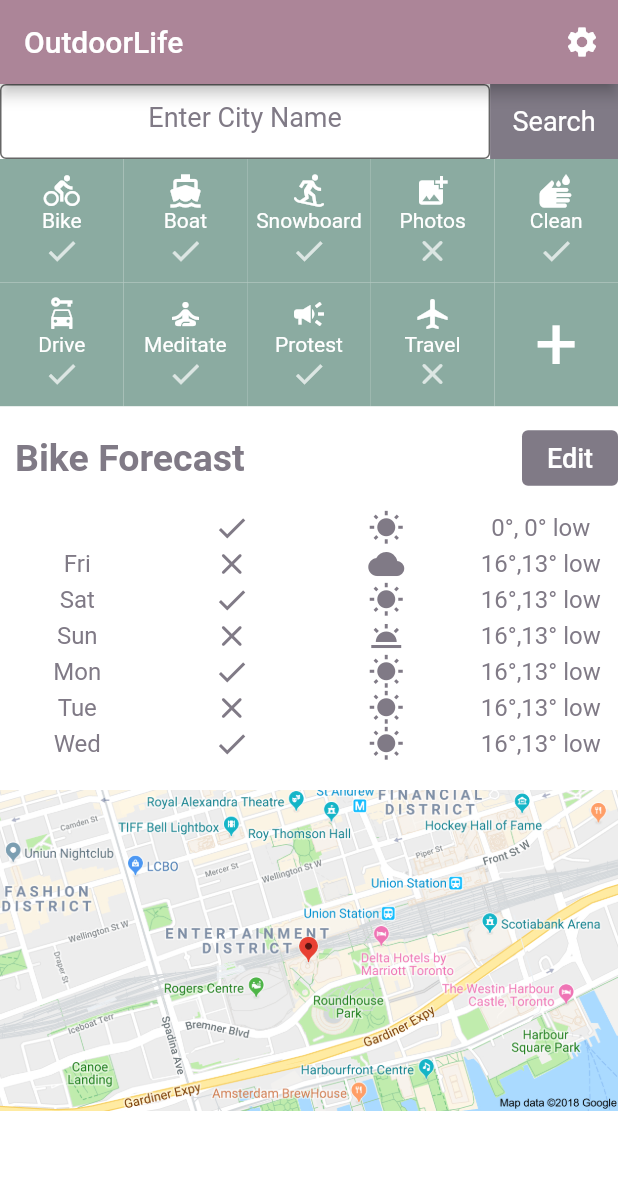
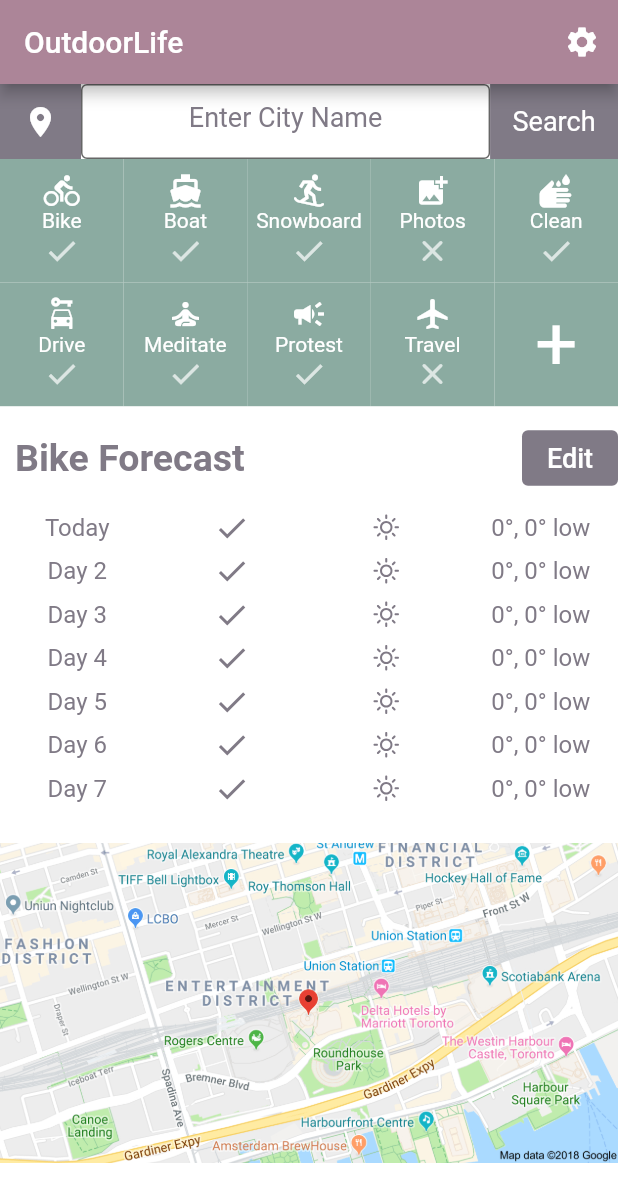
Before and after one commit to Bilaterian/OutdoorLife-App, a Flutter app: the screen it shows after launch, after a tap on "Search", on a phone screen of 412 x 824 dp. Shown: the top 1202 px of the screen. Run offline on Flutter 3.47's test engine with Material 2 defaults, Android fonts, the phone set to English and light mode, and no system bars; our stand-ins replace geolocator, weather_icons; network calls fail.

Commit message:
forecast and location complete

```diff
--- a/activityforecast/lib/components/weather_icons.dart
+++ b/activityforecast/lib/components/weather_icons.dart
@@ -4,9 +4,9 @@ import 'package:weather_icons/weather_icons.dart';
 
 const Map weatherIcons = {
   'sunny': WeatherIcons.day_sunny,
-  'night': WeatherIcons.moon_alt_waning_crescent_4,
+  'fog': WeatherIcons.fog,
   'cloudy': WeatherIcons.cloudy,
-  'windy': WeatherIcons.strong_wind,
+  'drizzle': WeatherIcons.raindrops,
   'rainy': WeatherIcons.showers,
   'thunderstorm': WeatherIcons.thunderstorm,
   'snowy': WeatherIcons.snow
--- a/activityforecast/lib/pages/SettingsPage.dart
+++ b/activityforecast/lib/pages/SettingsPage.dart
@@ -52,14 +52,9 @@ class _SettingsPageState extends State<SettingsPage> {
           actions: [
             IconButton(
               icon: Icon(Icons.home, color: widget.appBarContentsColor),
-              onPressed: () => Navigator.of(context)
-                  .push(MaterialPageRoute(builder: (context) => HomePage())),
+              onPressed: () => Navigator.pop(context, false),
             )
           ],
-          // leading: IconButton(
-          //   icon: const Icon(Icons.home, color: Color(0xff031342)),
-          //   onPressed: () => Navigator.pop(context, false),
-          // ),
           title: Text('Settings', style: TextStyle(color: widget.appBarContentsColor)),
         ),
         body: Column(
--- a/activityforecast/lib/pages/manage_activities.dart
+++ b/activityforecast/lib/pages/manage_activities.dart
@@ -104,8 +104,9 @@ class _MainActivitiesPageState extends State<MainActivitiesPage> {
                 actions: [
                   IconButton(
                       onPressed: () {
-                        Navigator.of(context).push(MaterialPageRoute(
-                            builder: (context) => HomePage()));
+                        //Navigator.of(context).push(MaterialPageRoute(
+                        //    builder: (context) => HomePage()));
+                        Navigator.pop(context, false);
                       },
                       icon: Icon(Icons.home, color: widget.appBarIconColor))
                 ],
--- a/activityforecast/lib/services/network.dart
+++ b/activityforecast/lib/services/network.dart
@@ -1,5 +1,6 @@
 import 'package:http/http.dart' as http;
 import 'dart:convert';
+import 'dart:developer';
 
 class NetworkHelper {
   NetworkHelper(this.url);
@@ -9,8 +10,13 @@ class NetworkHelper {
   Future getData() async {
     http.Response response = await http.get(Uri.parse(url));
 
+    log("API Request Sent");
+
     if (response.statusCode == 200) {
       String data = response.body;
+
+      //log("JSON received");
+      //log(data);
 
       return jsonDecode(data);
     } else {
--- a/activityforecast/lib/services/weather.dart
+++ b/activityforecast/lib/services/weather.dart
@@ -1,16 +1,36 @@
 import 'package:activityforecast/services/location.dart';
 import 'package:activityforecast/services/network.dart';
 
-const apiKey = 'fc6a05cad5b2a95ef99622d54d0f2828';
-const openWeatherMapURL = 'https://api.openweathermap.org/data/2.5/weather'; //'https://api.openweathermap.org/data/2.5/onecall'; //'https://api.openweathermap.org/data/2.5/weather';
+const apiKey = '82e8ee4abaa379a0287b7798ae32c0ed'; //'fc6a05cad5b2a95ef99622d54d0f2828';
+const openWeatherMapLocURL = 'https://api.openweathermap.org/data/2.5/weather';
+const openWeatherMapURL = 'https://api.openweathermap.org/data/2.5/onecall';
+
+
+// &exclude={current,minutely,hourly}
 
 class WeatherModel {
   Future<dynamic> getCityWeather(String cityName) async {
+
+    // get lat/long from city name
     NetworkHelper networkHelper = NetworkHelper(
-        '$openWeatherMapURL?q=$cityName&appid=$apiKey&units=metric');
+        '$openWeatherMapLocURL?q=$cityName&appid=$apiKey&units=metric');
 
-    var weatherData = await networkHelper.getData();
-    return weatherData;
+    var locData = await networkHelper.getData();
+
+    if (locData != null) {
+      double lon = locData['coord']['lon'];
+      double lat = locData['coord']['lat'];
+
+      // get weather
+      NetworkHelper networkHelper2 = NetworkHelper(
+          '$openWeatherMapURL?lat=${lat}&lon=${lon}&exclude=current,minutely,hourly&appid=$apiKey&units=metric');
+
+      var weatherData = await networkHelper2.getData();
+
+      return weatherData;
+    } else {
+      return null;
+    }
   }
 
   Future<dynamic> getLocationWeather() async {
@@ -18,7 +38,7 @@ class WeatherModel {
     await location.getCurrentLocation();
 
     NetworkHelper networkHelper = NetworkHelper(
-        '$openWeatherMapURL?lat=${location.latitude}&lon=${location.longitude}&appid=$apiKey&units=metric');
+        '$openWeatherMapURL?lat=${location.latitude}&lon=${location.longitude}&exclude={current,minutely,hourly}&appid=$apiKey&units=metric');
 
     var weatherData = await networkHelper.getData();
     return weatherData;
@@ -27,7 +47,7 @@ class WeatherModel {
   Future<dynamic> getWeather(Location location) async {
 
     NetworkHelper networkHelper = NetworkHelper(
-        '$openWeatherMapURL?lat=${location.latitude}&lon=${location.longitude}&appid=$apiKey&units=metric');
+        '$openWeatherMapURL?lat=${location.latitude}&lon=${location.longitude}&exclude={current,minutely,hourly}&appid=$apiKey&units=metric');
 
     var weatherData = await networkHelper.getData();
     return weatherData;
@@ -35,23 +55,19 @@ class WeatherModel {
 
   String getWeatherIcon(int condition) {
     if (condition < 300) {
-      return 'thunder';
+      return 'thunderstorm';
     } else if (condition < 400) {
       return 'drizzle';
-    } else if (condition == 500) {
-      return 'rain';
     } else if (condition < 600) {
-      return 'heavy_rain';
+      return 'rainy';
     } else if (condition < 700) {
-      return 'snow';
+      return 'snowy';
     } else if (condition < 800) {
       return 'fog';
     } else if (condition == 800) {
-      return 'sun';
-    } else if (condition <= 804) {
-      return 'cloud';
+      return 'sunny';
     } else {
-      return 'thermometer';
+      return 'cloudy';
     }
   }
 }
--- a/activityforecast/lib/view/pages/create_new_activity_page.dart
+++ b/activityforecast/lib/view/pages/create_new_activity_page.dart
@@ -91,8 +91,11 @@ class _CreateNewActivityPageState extends State<CreateNewActivityPage> {
           actions: [
             IconButton(
               onPressed: () {
-                Navigator.of(context)
-                    .push(MaterialPageRoute(builder: (context) => HomePage()));
+                //Navigator.of(context)
+                //    .push(MaterialPageRoute(builder: (context) => HomePage()));
+
+                //Navigator.pop(context, false);
+                Navigator.of(context).popUntil((route) => route.isFirst);
               },
               icon: Icon(Icons.home, color: widget.appBarTextColor),
             ),
--- a/activityforecast/lib/view/pages/edit_activity_page.dart
+++ b/activityforecast/lib/view/pages/edit_activity_page.dart
@@ -95,8 +95,9 @@ class _EditActivityPageState extends State<EditActivityPage> {
           actions: [
             IconButton(
               onPressed: () {
-                Navigator.of(context)
-                    .push(MaterialPageRoute(builder: (context) => HomePage()));
+                //Navigator.of(context)
+                //    .push(MaterialPageRoute(builder: (context) => HomePage()));
+                Navigator.pop(context, false);
               },
               icon: Icon(Icons.home, color: widget.appBarTextColor),
             ),
--- a/activityforecast/lib/view/pages/home_page.dart
+++ b/activityforecast/lib/view/pages/home_page.dart
@@ -8,6 +8,7 @@ import 'package:activityforecast/view/pages/edit_activity_page.dart';
 
 import 'package:provider/provider.dart';
 
+import '../../components/weather_icons.dart';
 import '../../models/theme.dart';
 import '../../models/theme_provider.dart';
 import 'package:geolocator/geolocator.dart';
@@ -47,15 +48,21 @@ class _HomePageState extends State<HomePage> {
 
 
   // weather info
+  final int daysDisplaying = 7;
   //late Location location;
   WeatherModel weather = WeatherModel();
-  DateTime date = DateTime.now();
+  List<DateTime> dates = [
+                          DateTime.now(), DateTime.now().add(Duration(days: 1)), DateTime.now().add(Duration(days: 2)), DateTime.now().add(Duration(days: 3)),
+                          DateTime.now().add(Duration(days: 4)), DateTime.now().add(Duration(days: 5)), DateTime.now().add(Duration(days: 6))
+                         ];
+  List<String> dayNames = ['Today', 'Day 2', 'Day 3', 'Day 4', 'Day 5', 'Day 6', 'Day 7'];
 
-  late int temperature;
-  late int temperatureMin;
-  late int temperatureMax;
-  late String weatherIcon;
-  late String cityName;
+  List<int> temperatures = [0, 0, 0, 0, 0, 0, 0];
+  List<int> temperaturesMin = [0, 0, 0, 0, 0, 0, 0];
+  List<int> temperaturesMax = [0, 0, 0, 0, 0, 0, 0];
+
+  List<String> weatherIconsName = ['sunny', 'sunny', 'sunny', 'sunny', 'sunny', 'sunny', 'sunny'];
+  //late String cityName;
   late String dayName = '';
   late String weatherCondition;
 
@@ -75,42 +82,58 @@ class _HomePageState extends State<HomePage> {
   void initState() {
     super.initState();
 
-    updateUI(widget.locationWeather);
+    getUserLocation();
+
+    //updateUI(widget.locationWeather);
   }
 
   void updateUI(dynamic weatherData) {
     setState(() {
       if (weatherData == null) {
-        temperature = 0;
-        temperatureMin = 0;
-        temperatureMax = 0;
-        weatherIcon = 'Error';
-        cityName = '';
+        for (int i = 0; i < daysDisplaying; i++) {
+          temperatures[i] = 0;
+          temperaturesMin[i] = 0;
+          temperaturesMax[i] = 0;
+          weatherIconsName[i] = 'sunny';
+        }
+
+        //cityName = '';
         weatherCondition = '';
         return;
       }
 
-      /*
-      var temp = weatherData['current']['temp'];
-      temperature = temp.toInt();
+      // one call API
+      for (int i = 0; i < daysDisplaying; i++) {
+        var temp = weatherData['daily'][i]['temp']['day'];
+        temperatures[i] = temp.toInt();
 
-      var tempMin = weatherData['current']['humidity'];
-      temperatureMin = tempMin.toInt();
+        var tempMin = weatherData['daily'][i]['temp']['min'];
+        temperaturesMin[i] = tempMin.toInt();
 
-      var tempMax = weatherData['current']['temp'];
-      temperatureMax = tempMax.toInt();
+        var tempMax = weatherData['daily'][i]['temp']['max'];
+        temperaturesMax[i] = tempMax.toInt();
+
+        if (i != 0) {
+          // edit everything other than "Today" (since it's just "Today")
+          dayNames[i] = DateFormat('EEEE').format(dates[i]);
+        }
+
+        var condition = weatherData['daily'][i]['weather'][0]['id'];
+        weatherIconsName[i] = weather.getWeatherIcon(condition);
+      }
 
       //var condition = weatherData['weather'][0]['id'];
       //weatherIcon = weather.getWeatherIcon(condition);
 
-      cityName = weatherData['timezone'];
+      //cityName = weatherData['timezone'];
 
-      dayName = DateFormat('EEEE').format(date);
+      //dayName = DateFormat('EEEE').format(dates[0]);
 
       //weatherCondition = weatherData['weather'][0]['main'];
-       */
+
 
       // current weather API (not one call)
+      /*
       var temp = weatherData['main']['temp'];
       temperature = temp.toInt();
 
@@ -123,11 +146,12 @@ class _HomePageState extends State<HomePage> {
       var condition = weatherData['weather'][0]['id'];
       weatherIcon = weather.getWeatherIcon(condition);
 
-      cityName = weatherData['name'];
+      //cityName = weatherData['name'];
 
       dayName = DateFormat('EEEE').format(date);
 
       weatherCondition = weatherData['weather'][0]['main'];
+       */
     });
   }
 
@@ -164,6 +188,7 @@ class _HomePageState extends State<HomePage> {
     //Position pos = _determinePosition();
     //getInitialLocation();
 
+    /*
     var kCityNameTextStyle = TextStyle(
       fontFamily: 'OpenSans',
       fontWeight: FontWeight.bold,
@@ -195,6 +220,8 @@ class _HomePageState extends State<HomePage> {
       fontSize: 32.0,
       color: widget.textColor,
     );
+
+     */
 
 
     return MaterialApp(
@@ -239,6 +266,23 @@ class _HomePageState extends State<HomePage> {
                 Row(
                   mainAxisAlignment: MainAxisAlignment.center,
                   children: [
+                    InkWell(
+                      child: Container(
+                        height: 50,
+                        alignment: Alignment.center,
+                        decoration: BoxDecoration(
+                          color: widget.textColor,
+                        ),
+                        child: Padding(
+                          padding: const EdgeInsets.symmetric(horizontal: 15.0),
+                          child: Icon(Icons.location_on, color: widget.backgroundColor),
+                        ),
+                      ),
+                      onTap: () async {
+                          getUserLocation();
+                          _searchController.text = "";
+                      },
+                    ),
                     Expanded(
                       child: SizedBox(
                         height: 50,
@@ -255,12 +299,14 @@ class _HomePageState extends State<HomePage> {
                             ),
                           ),
                           onSubmitted: (value) async {
+                            /*
                             print(value);
                             cityInput = value;
                             if (cityInput != null) {
-                              // !<!<!< var weatherData = await weather.getCityWeather(cityInput);
-                              // !<!<!< updateUI(weatherData);
+                              var weatherData = await weather.getCityWeather(cityInput);
+                              updateUI(weatherData);
                             }
+                             */
                           },
                         ),
                       ),
@@ -283,8 +329,8 @@ class _HomePageState extends State<HomePage> {
                         print(_searchController.text);
                         cityInput = _searchController.text;
                         if (cityInput != null) {
-                          // !<!<!< var weatherData = await weather.getCityWeather(cityInput);
-                          // !<!<!< updateUI(weatherData);
+                          var weatherData = await weather.getCityWeather(cityInput);
+                          updateUI(weatherData);
                         }
                       },
                     )
@@ -357,116 +403,7 @@ class _HomePageState extends State<HomePage> {
                             })
                       ]),
                 ),
-                Row(
-                    children: forecastRow(
-                        day: '$dayName',
-                        valid: Icons.check,
-                        weather: Icons.wb_sunny, // $weatherIcon or $weatherCondition?
-                        temperature: '$temperature°, $temperatureMin° low')),
-                Row(
-                    children: forecastRow(
-                        day: "Fri",
-                        valid: Icons.clear_rounded,
-                        weather: Icons.wb_cloudy,
-                        temperature: "16°,13° low")),
-                Row(
-                    children: forecastRow(
-                        day: "Sat",
-                        valid: Icons.check,
-                        weather: Icons.wb_sunny,
-                        temperature: "16°,13° low")),
-                Row(
-                    children: forecastRow(
-                        day: "Sun",
-                        valid: Icons.clear_rounded,
-                        weather: Icons.wb_twilight,
-                        temperature: "16°,13° low")),
-                Row(
-                    children: forecastRow(
-                        day: "Mon",
-                        valid: Icons.check,
-                        weather: Icons.wb_sunny,
-                        temperature: "16°,13° low")),
-                Row(
-                    children: forecastRow(
-                        day: "Tue",
-                        valid: Icons.clear_rounded,
-                        weather: Icons.wb_sunny,
-                        temperature: "16°,13° low")),
-                Row(
-                    children: forecastRow(
-                        day: "Wed",
-                        valid: Icons.check,
-                        weather: Icons.wb_sunny,
-                        temperature: "16°,13° low")),
-
-                /*
-                Container(
-                  alignment: Alignment.center,
-                  // constraints: BoxConstraints.expand(),
-                  child: Column(
-                    mainAxisAlignment: MainAxisAlignment.spaceEvenly,
-                    children: <Widget>[
-                      Column(
-                        children: <Widget>[
-                          Container(
-                            child: Text(
-                              '$cityName',
-                              style: kCityNameTextStyle,
-                            ),
-                          ),
-                          Text(
-                            '$dayName',
-                            style: kTimeTextStyle,
-                          ),
-                        ],
-                      ),
-                      //Image.asset(
-                      //  'images/$weatherIcon.png',
-                      //  height: 160,
-                      //),
-                      Column(
-                        children: <Widget>[
-                          Padding(
-                            padding: const EdgeInsets.only(left: 25.0),
-                            child: Text(
-                              '$temperature°',
-                              style: kTemperatureTextStyle,
-                            ),
-                          ),
-                          Text(
-                            '$weatherCondition'.toUpperCase(),
-                            style: kConditionTextStyle,
-                          )
-                        ],
-                      ),
-                      Row(
-                        mainAxisAlignment: MainAxisAlignment.center,
-                        children: <Widget>[
-                          //Image.asset(
-                          //  'images/thermometer_low.png',
-                          //  height: 50,
-                          //),
-                          Text(
-                            '$temperatureMin°',
-                            style: kSmallTemperatureTextStyle,
-                          ),
-                          //Image.asset(
-                          //  'images/thermometer_high.png',
-                          //  height: 50,
-                          //),
-                          Text(
-                            '$temperatureMax°',
-                            style: kSmallTemperatureTextStyle,
-                          ),
-                        ],
-                      ),
-                    ],
-                  ),
-                ),
-
-                 */
-
+                forecasts(),
                 Padding(
                   padding: const EdgeInsets.fromLTRB(0, 19, 0, 0),
                   child: Image.asset('assets/images/GoogleMapExample.jpg'),
@@ -501,19 +438,19 @@ class _HomePageState extends State<HomePage> {
     );
   }
 
-  List<Widget> forecastRow({day: "Today", valid: Icons.check, weather: Icons.wb_sunny, temperature = "900°,900° low"}) {
+  List<Widget> forecastRow({day: "Today", valid: Icons.check, weather: Icons.wb_sunny, temperature = "900°,900° low", screenWidth = 1440.0}) {
     return <Widget>[
       Expanded(
           flex: 1,
           child: Container(
-              width: 1440 * 0.25,
+              width: screenWidth * 0.25,
               child: Text(day,
                   textAlign: TextAlign.center,
                   style: TextStyle(fontSize: 16, color: widget.textColor)))),
       Expanded(
           flex: 1,
           child: Container(
-            width: 1440 * 0.25,
+            width: screenWidth * 0.25,
             child: Icon(
               valid,
               color: widget.textColor,
@@ -522,7 +459,7 @@ class _HomePageState extends State<HomePage> {
       Expanded(
           flex: 1,
           child: Container(
-            width: 1440 * 0.25,
+            width: screenWidth * 0.25,
             child: Icon(
               weather,
               color: widget.textColor,
@@ -531,11 +468,46 @@ class _HomePageState extends State<HomePage> {
       Expanded(
           flex: 1,
           child: Container(
-              width: 1440 * 0.25,
+              width: screenWidth * 0.25,
               child: Text(temperature,
                   textAlign: TextAlign.center,
                   style: TextStyle(fontSize: 16, color: widget.textColor)))),
     ];
+  }
+
+  Padding forecastPadding() {
+    return Padding(padding: const EdgeInsets.symmetric(vertical: 2.5));
+  }
+
+  Row completeForecastRow({day: 0, screenWidth: 1440.0}) {
+    return Row(
+        children: forecastRow(
+          day: '${dayNames[day]}',
+          valid: Icons.check,
+          weather: weatherIcons[weatherIconsName[day]],
+          temperature: '${temperatures[day]}°, ${temperaturesMin[day]}° low',
+          screenWidth: screenWidth,
+        ));
+  }
+
+  Column forecasts({screenWidth: 1440.0}) {
+    return Column(children: <Widget>[
+          completeForecastRow(day: 0, screenWidth: screenWidth),
+          forecastPadding(),
+          completeForecastRow(day: 1, screenWidth: screenWidth),
+          forecastPadding(),
+          completeForecastRow(day: 2, screenWidth: screenWidth),
+          forecastPadding(),
+          completeForecastRow(day: 3, screenWidth: screenWidth),
+          forecastPadding(),
+          completeForecastRow(day: 4, screenWidth: screenWidth),
+          forecastPadding(),
+          completeForecastRow(day: 5, screenWidth: screenWidth),
+          forecastPadding(),
+          completeForecastRow(day: 6, screenWidth: screenWidth),
+          forecastPadding(),
+      ]
+    );
   }
 
   Future<Position> _determinePosition() async {
@@ -587,13 +559,13 @@ class _HomePageState extends State<HomePage> {
      */
   }
 
-  void getInitialLocation() async {
+  void getUserLocation() async {
     //_determinePosition().then((value) => location1 = value as Location);
     _determinePosition();
 
     //var weatherData = await weather.getWeather(location1);
     var weatherData = await weather.getLocationWeather();
-    // !<!<!< updateUI(weatherData);
+    updateUI(weatherData);
   }
 
 /*
```
